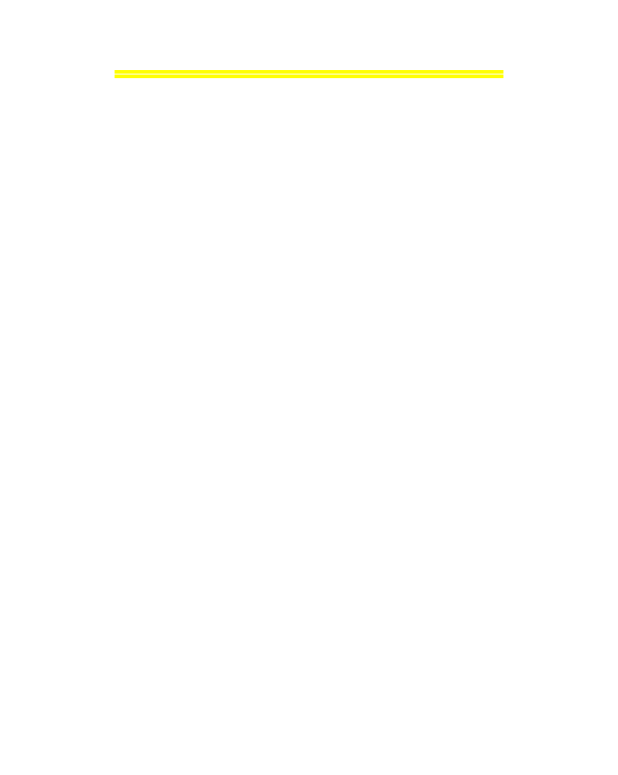
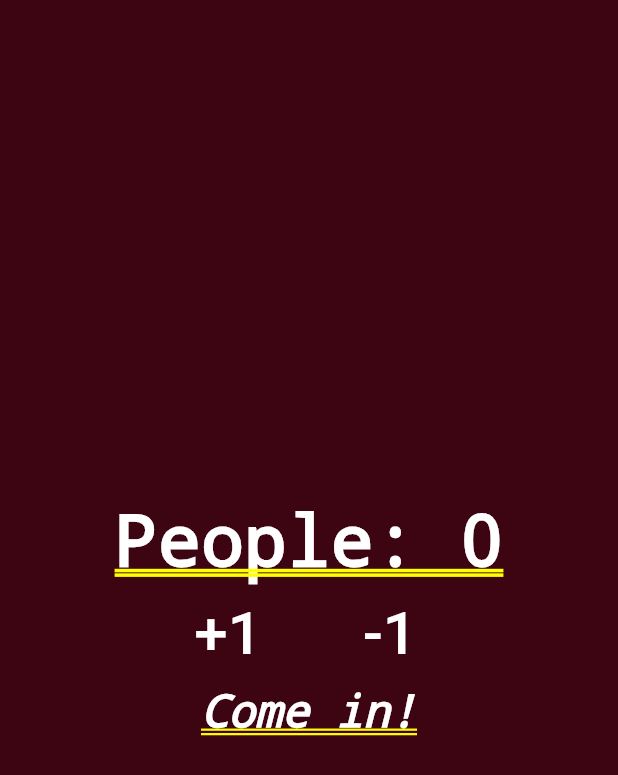
Before and after one commit to josiasfabricio/flutter, a Flutter app: the screen it shows after launch, on a phone screen of 412 x 824 dp. Shown: the top 775 px of the screen. Run offline on Flutter 3.47's test engine with Material 2 defaults, Android fonts, the phone set to English and light mode, and no system bars.

Commit message:
People Counter project finished!

```diff
--- a/people_counter/lib/main.dart
+++ b/people_counter/lib/main.dart
@@ -1,12 +1,84 @@
 import "package:flutter/material.dart";
 
-void main(){
-  runApp(MaterialApp(
-    title: "People Counter",
-    home: Column(
+void main() {
+  runApp(MaterialApp(title: "People Counter", home: Home()));
+}
+
+class Home extends StatefulWidget {
+  @override
+  _HomeState createState() => _HomeState();
+}
+
+class _HomeState extends State<Home> {
+
+  int _people = 0;
+  String _infoText = "Come in!";
+
+  void _changePeople(int delta) {
+    setState(() {
+      _people += delta;
+      if (_people < 0) {
+        _infoText = "Upside Down?";
+      } else if (_people <= 10) {
+        _infoText = "Come in!";
+      } else {
+        _infoText = "Crowed!";
+      }
+    });
+  }
+
+  @override
+  Widget build(BuildContext context) {
+    return Stack(
       children: <Widget>[
-        Text("People: 0", style: TextStyle(color: Colors.white),)
+        Image.asset(
+          "images/background.jpg",
+          fit: BoxFit.cover,
+          height: 1000.0,
+        ),
+        Column(
+          mainAxisAlignment: MainAxisAlignment.center,
+          children: <Widget>[
+            Text(
+              "People: $_people",
+              style:
+                  TextStyle(color: Colors.white, fontWeight: FontWeight.bold),
+            ),
+            Row(
+              mainAxisAlignment: MainAxisAlignment.center,
+              children: <Widget>[
+                Padding(
+                    padding: EdgeInsets.all(10.0),
+                    child: FlatButton(
+                      child: Text("+1",
+                          style:
+                              TextStyle(fontSize: 40.0, color: Colors.white)),
+                      onPressed: () {
+                        _changePeople(1);
+                      },
+                    )),
+                Padding(
+                    padding: EdgeInsets.all(10.0),
+                    child: FlatButton(
+                      child: Text("-1",
+                          style:
+                              TextStyle(fontSize: 40.0, color: Colors.white)),
+                      onPressed: () {
+                        _changePeople(-1);
+                      },
+                    )),
+              ],
+            ),
+            Text(
+              _infoText,
+              style: TextStyle(
+                  color: Colors.white,
+                  fontStyle: FontStyle.italic,
+                  fontSize: 30.0),
+            )
+          ],
+        )
       ],
-    )
-  ));
+    );
+  }
 }
--- a/people_counter/pubspec.yaml
+++ b/people_counter/pubspec.yaml
@@ -41,6 +41,9 @@ flutter:
   #  - images/a_dot_burr.jpeg
   #  - images/a_dot_ham.jpeg
 
+  assets:
+   - images/background.jpg
+
   # An image asset can refer to one or more resolution-specific "variants", see
   # https://flutter.io/assets-and-images/#resolution-aware.
 
```
Also changed, not shown: people_counter/images/background.jpg (added).
